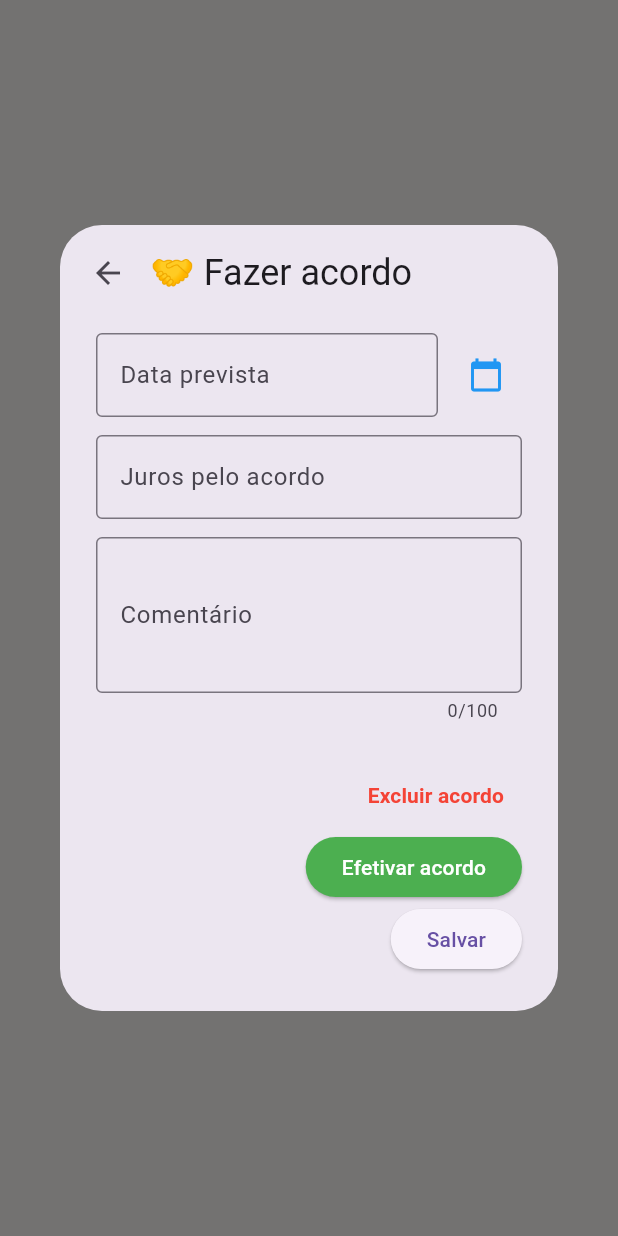
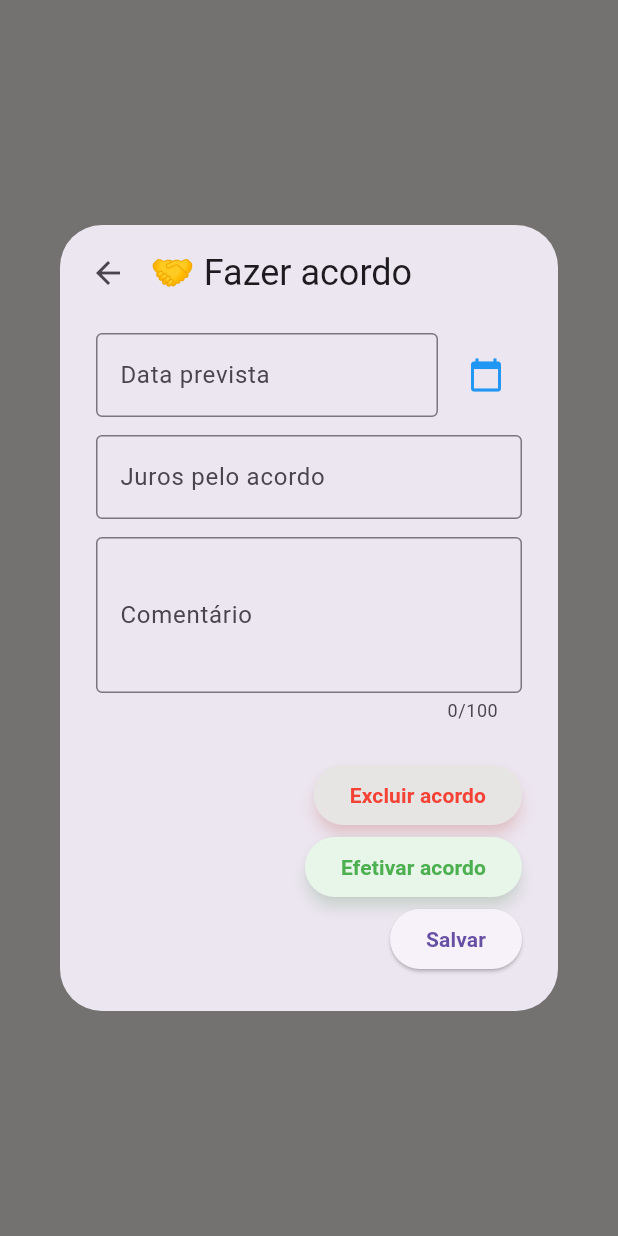
Before and after one commit to Cortexautocom/agiota-online, a Flutter app: what abrirAcordoDialog() shows on an empty page, opened directly with empty values, on a phone screen of 412 x 824 dp. Run offline on Flutter 3.47's test engine with Material 3 defaults, Android fonts, the phone set to English and light mode, and no system bars; our stand-ins replace flutter_dotenv, mask_text_input_formatter, shared_preferences, supabase_flutter; accounts and stored records are empty.

Commit message:
Aperfeiçoando form de acordo

```diff
--- a/lib/acordo_dialog.dart
+++ b/lib/acordo_dialog.dart
@@ -154,8 +154,8 @@ Future<bool?> abrirAcordoDialog(
         ],
       ),
       actions: [
-        // 🔹 Botão Excluir acordo - VERMELHO
-        TextButton(
+        // 🔹 Botão Excluir acordo - ROSA CLARO
+        FilledButton.tonal(
           onPressed: () async {
             await Supabase.instance.client
                 .from("parcelas")
@@ -189,16 +189,20 @@ Future<bool?> abrirAcordoDialog(
               ),
             );
           },
+          style: FilledButton.styleFrom(
+            backgroundColor: const Color.fromARGB(255, 231, 228, 228), // rosa bem claro
+            foregroundColor: Colors.red,
+            elevation: 4,
+            shadowColor: Colors.red.withOpacity(0.3), // texto vermelho
+          ),
           child: const Text(
             "Excluir acordo",
-            style: TextStyle(color: Colors.red, fontWeight: FontWeight.bold),
+            style: TextStyle(fontWeight: FontWeight.bold),
           ),
         ),
 
-        // 🔹 Botão Efetivar acordo - VERDE
-        ElevatedButton(
-          style: ElevatedButton.styleFrom(
-              backgroundColor: Colors.green, foregroundColor: Colors.white),
+        // 🔹 Botão Efetivar acordo - VERDE CLARO
+        FilledButton.tonal(
           onPressed: () async {
             final jurosAcordo = _parseMoeda(jurosCtrl.text.trim());
             if (jurosAcordo <= 0) {
@@ -226,12 +230,19 @@ Future<bool?> abrirAcordoDialog(
                     onPressed: () => Navigator.pop(ctx, false),
                     child: const Text("Cancelar"),
                   ),
-                  ElevatedButton(
+                  FilledButton.tonal(
                     onPressed: () => Navigator.pop(ctx, true),
-                    style: ElevatedButton.styleFrom(
-                        backgroundColor: Colors.green,
-                        foregroundColor: Colors.white),
-                    child: const Text("Sim, efetivar"),
+                    style: FilledButton.styleFrom(
+                      backgroundColor: const Color.fromARGB(255, 242, 253, 243), // verde bem claro
+                      foregroundColor: const Color.fromARGB(255, 24, 146, 28),
+                      elevation: 4, // 🔹 ADICIONE ISSO
+                      shadowColor: Colors.green.withOpacity(0.3), // texto verde
+                    ),
+                    child: const Text(
+                      "Sim, efetivar",
+                      style: TextStyle(fontWeight: FontWeight.bold),
+
+                    ),
                   ),
                 ],
               ),
@@ -304,10 +315,19 @@ Future<bool?> abrirAcordoDialog(
               );
             });
           },
-          child: const Text("Efetivar acordo"),
+          style: FilledButton.styleFrom(
+            backgroundColor: Colors.green[50], // verde bem claro
+            foregroundColor: Colors.green, // texto verde
+            elevation: 4, // 🔹 ADICIONE ISSO
+            shadowColor: Colors.green.withOpacity(0.3),
+          ),
+          child: const Text(
+            "Efetivar acordo",
+            style: TextStyle(fontWeight: FontWeight.bold),
+          ),
         ),
 
-        // 🔹 Botão Salvar - SEM ALTERAÇÕES (mantém cor original)
+        // 🔹 Botão Salvar - NEGRITO
         ElevatedButton(
           onPressed: () async {
             final jurosAcordo = _parseMoeda(jurosCtrl.text.trim());
@@ -373,7 +393,10 @@ Future<bool?> abrirAcordoDialog(
               ),
             );
           },
-          child: const Text("Salvar"),
+          child: const Text(
+            "Salvar",
+            style: TextStyle(fontWeight: FontWeight.bold),
+          ),
         ),
       ],
     ),
```
